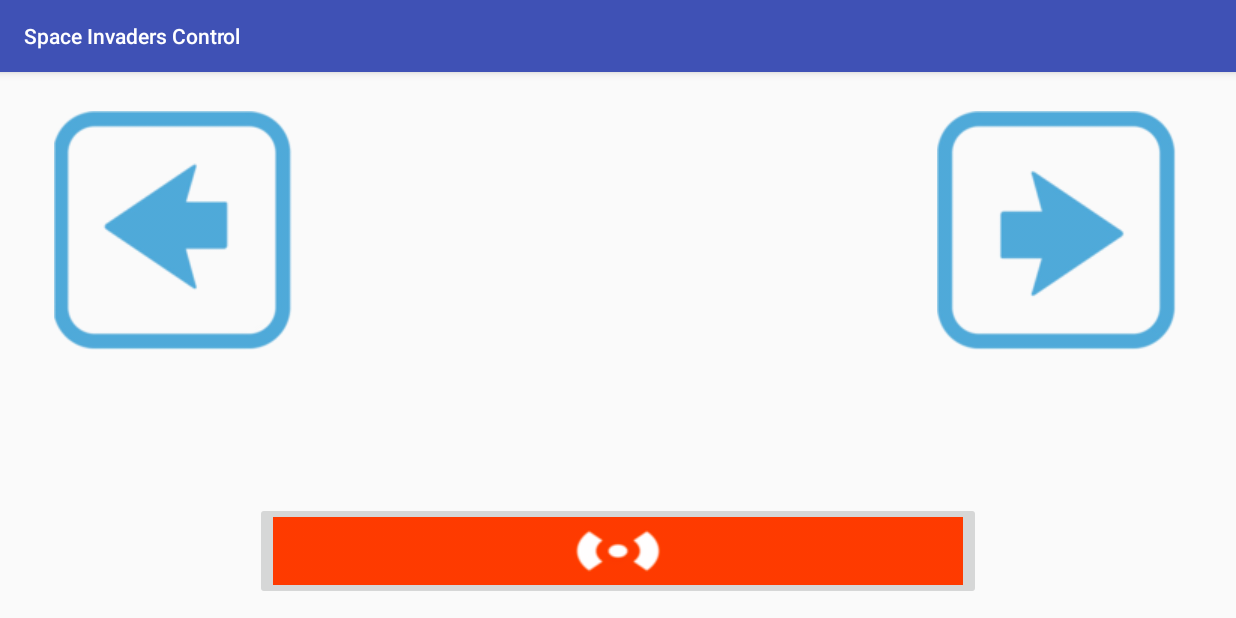
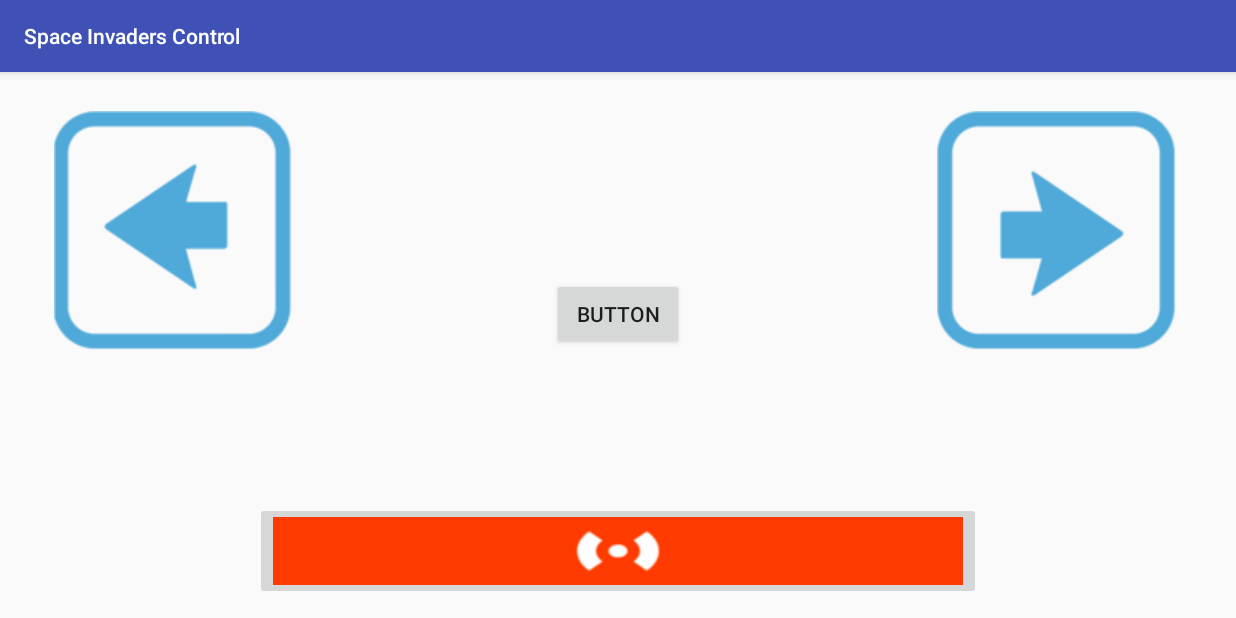
Before and after one commit to black123fut/SpaceInvadersControl, an Android app: the screen it shows after launch (MainActivity), after a tap on an icon or button, on a phone screen of 824 x 412 dp (held sideways). Run offline under Robolectric (Android 15) with nearby library versions, the phone set to English and light mode, and no system bars.

Commit message:
Comentarios agregados

```diff
--- a/app/src/main/java/com/isaacbenavides/spaceinvaderscontrol/Client.java
+++ b/app/src/main/java/com/isaacbenavides/spaceinvaderscontrol/Client.java
@@ -14,6 +14,11 @@ public class Client extends AsyncTask<String, Void, Void> {
     private DataInputStream din;
     private static String received;
 
+    /**
+     * Manda un mensaje al servidor.
+     * @param voids Argumento por override.
+     * @return
+     */
     @Override
     protected Void doInBackground(String... voids) {
         String message = voids[0];
@@ -22,10 +27,13 @@ public class Client extends AsyncTask<String, Void, Void> {
             //172.18.195.176 tec
             //192.168.100.5 casa 192.168.100.6
             //172.18.42.103 biblioteca
-            socket = new Socket("192.168.100.6", 8000);
+            socket = new Socket("172.18.17.63", 8000);
+
+            //Manda mensaje al cliente.
             writter = new PrintWriter(socket.getOutputStream(), true);
             writter.write(message);
 
+            //Lee el mensaje del cliente.
             din = new DataInputStream(socket.getInputStream());
             received = din.readUTF();
 
@@ -38,7 +46,11 @@ public class Client extends AsyncTask<String, Void, Void> {
         return null;
     }
 
-    String getReceived(){
+    /**
+     * Obtiene el mensaje que fue enviado del servidor.
+     * @return El mensaje del servidor.
+     */
+    public String getReceived(){
         return received;
     }
 
--- a/app/src/main/res/layout/activity_main.xml
+++ b/app/src/main/res/layout/activity_main.xml
@@ -90,4 +90,13 @@
         android:textColor="@color/colorPrimary"
         android:textSize="20sp" />
 
+    <Button
+        android:id="@+id/button2"
+        android:layout_width="wrap_content"
+        android:layout_height="wrap_content"
+        android:layout_alignBottom="@+id/leftImage"
+        android:layout_centerHorizontal="true"
+        android:onClick="onFireButton"
+        android:text="Button" />
+
 </RelativeLayout>
```
Also changed, not shown: app/src/main/java/com/isaacbenavides/spaceinvaderscontrol/MainActivity.java (+13 -0 lines).
